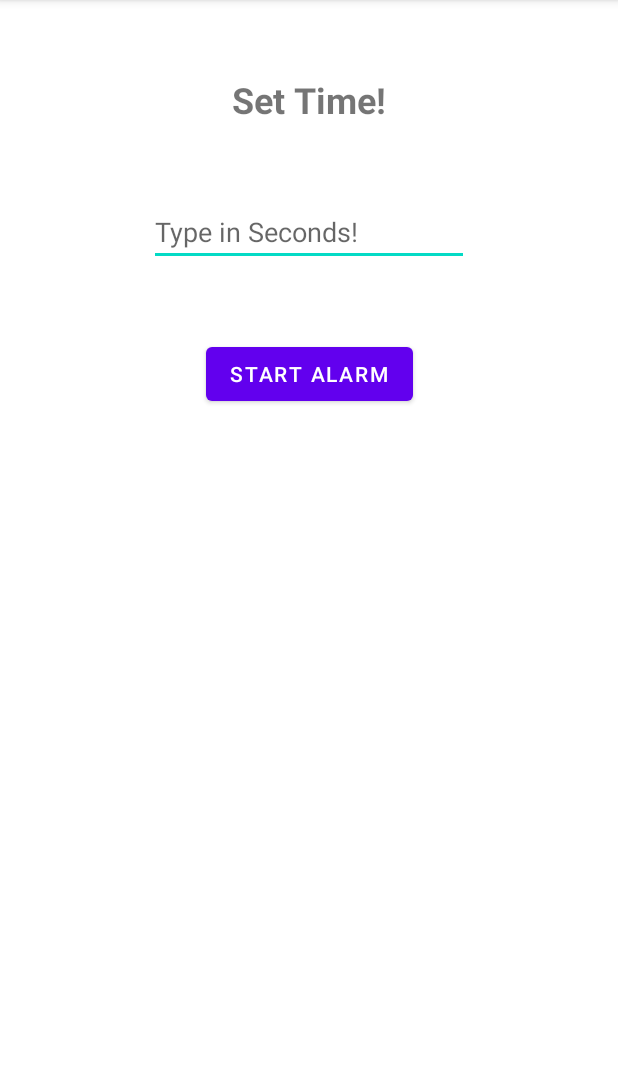
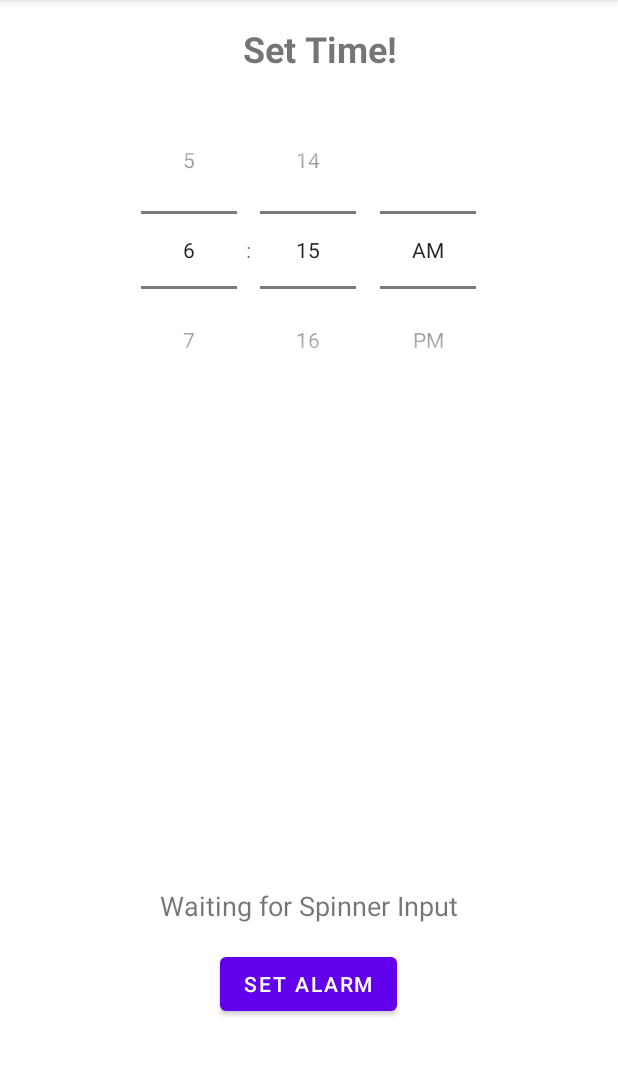
Before and after one commit to lune856/AlarmAppBasic_1, an Android app: the screen it shows after launch (MainActivity), on a phone screen of 412 x 824 dp, the part 84-1160 px from its top. Run offline under Robolectric (Android 15) with nearby library versions, the phone set to English and light mode, and no system bars.

```diff
--- a/app/src/main/java/com/jjongman1/alarmapp1/MainActivity.kt
+++ b/app/src/main/java/com/jjongman1/alarmapp1/MainActivity.kt
@@ -1,4 +1,4 @@
-package com.jjongman1.alarmapp1
+package com.jjongman1.alarmapp1 //Version 0.02b
 
 import android.app.AlarmManager
 import android.app.PendingIntent
@@ -8,31 +8,102 @@ import androidx.appcompat.app.AppCompatActivity
 import android.os.Bundle
 import android.widget.Button
 import android.widget.EditText
+import android.widget.TextView
+import android.widget.TimePicker
+import java.util.*
 
 class MainActivity : AppCompatActivity()
 {
+    var hoursSelected: Int = 0
+    var minutesSelected : Int = 0
+    var secondsSelected : Int = 0
+    var myAlarmMgr: AlarmManager? = null
+    lateinit var myAlarmIntent : PendingIntent
+
+
+
+    val timePicker by lazy {findViewById<TimePicker>(R.id.id_TimePicker)  }
+    val tv_Display by lazy{findViewById<TextView>(R.id.id_Tv_Display)}
+    val btnSetAlarm by lazy {findViewById<Button>(R.id.id_Bt_SetAlarm) }
+
+
     override fun onCreate(savedInstanceState: Bundle?)
     {
         super.onCreate(savedInstanceState)
         setContentView(R.layout.activity_main)
-//Version 0.01
+
+        tv_Display.setText("Waiting for Spinner Input")
+
+        //getSystemService(): Return the handle to a system-level service by name.
+        myAlarmMgr = this.getSystemService(Context.ALARM_SERVICE) as AlarmManager
+        var myAlarmIntent : PendingIntent = Intent(applicationContext, MyBroadCastReceiver::class.java).let { myIntentYo ->
+            PendingIntent.getBroadcast(this, 812, myIntentYo, 0)
+            //.let 은 결과값을 return 함! (apply 는 기존 객체 값을 리턴!)
+            // '0' 값: 만약 현재 제공된 parameter 와 일치하는 PendingIntent 가 없다면, 새로운 PI 를 만들고 return 해.
+            // 만약 현재 제공된 parameter 와 일치하는 PendingIntent 가 있다면, 원래 있는(existing) PI 를 return 해.
+        }
 
 
-        val etSecondInput = findViewById<EditText>(R.id.et_InputSeconds)
-        val btnSetAlarm = findViewById<Button>(R.id.bt_SetAlarm)
-        btnSetAlarm.setOnClickListener {
-            var secondInput: Int = etSecondInput.text.toString().toInt()
-            var myIntent = Intent(applicationContext, MyBroadCastReceiver::class.java) //where we want to go
 
-//PendingIntent.getBroadcast() : Retrieve a PendingIntent that will perform a broadcast, like calling Context
-//PendingIntent 란: Future Intent 인것임. "getBroadcast() 가 반환하는 객체를 다른 응용 프로그램으로 전달!"
-// 만약 여기서 getBroadcast 대신 getActivity 를 하면 바로  Activity 로 이동하게 됨. 즉 시간/요일 기다린 후 처리가 안됨.
-// getBroadcast 를 사용하여 알람이 울릴 시간에 브로드캐스트 리시버(MyBroadCastReceiver.kt) 로 보낸다음 거기서 처리해줌.
-            val myPendingIntent: PendingIntent = PendingIntent.getBroadcast(applicationContext, 812, myIntent, PendingIntent.FLAG_ONE_SHOT)
+    // Spinner 입력 시 호출됨.
+        timePicker.setOnTimeChangedListener { view, hourOfDay, minute ->
+            displaySpinner()
+        }
 
-            val alarmManager: AlarmManager = getSystemService(Context.ALARM_SERVICE) as AlarmManager
-            alarmManager.set(AlarmManager.RTC_WAKEUP,
-                    System.currentTimeMillis() + secondInput*1000, myPendingIntent)
+    // Set Alarm Button v2 (13:25 분에 울리고/ repeat once a day)
+    btnSetAlarm.setOnClickListener {
+
+        // 1. Set the alarm to start at Chosen Time .apply { 이 안의 function 을 적용}
+        val myCalendar : Calendar = Calendar.getInstance().apply {
+            timeInMillis = System.currentTimeMillis() // int 로 바꾸기 위해 이걸 쓰는듯. January 1, 1970 UTC 자정 기준으로부터 현재까지의 시간(milliseconds) (시간은 60sec = 1초고 이러니깐 계산 어려워서)
+            set(Calendar.HOUR_OF_DAY, hoursSelected) // = this.set(xxx) = myCalendar.set(xx)
+            set(Calendar.MINUTE, minutesSelected)
+            // TODO: also check setWeekDate
+        }
+        // 2. Set repeating 2분마다 반복!
+        myAlarmMgr?.setRepeating(
+                AlarmManager.RTC_WAKEUP,
+                myCalendar.timeInMillis, // 작동 시작 시점?
+                1000 * 60 * 2, // interval
+                myAlarmIntent
+        )
+    }
+
+
+    // Set Alarm Button v1 (Timer)
+//        btnSetAlarm.setOnClickListener {
+//            //var secondInput: Int = etSecondInput.text.toString().toInt()
+//            var myIntent = Intent(applicationContext, MyBroadCastReceiver::class.java) //where we want to go
+//
+////PendingIntent.getBroadcast() : Retrieve a PendingIntent that will perform a broadcast, like calling Context
+////PendingIntent 란: Future Intent 인것임. "getBroadcast() 가 반환하는 객체를 다른 응용 프로그램으로 전달!"
+//// 만약 여기서 getBroadcast 대신 getActivity 를 하면 바로  Activity 로 이동하게 됨. 즉 시간/요일 기다린 후 처리가 안됨.
+//// getBroadcast 를 사용하여 알람이 울릴 시간에 브로드캐스트 리시버(MyBroadCastReceiver.kt) 로 보낸다음 거기서 처리해줌.
+
+    //            val myPendingIntent: PendingIntent = PendingIntent.getBroadcast(applicationContext, 812, myIntent, PendingIntent.FLAG_ONE_SHOT)
+//
+//            val alarmManager: AlarmManager = getSystemService(Context.ALARM_SERVICE) as AlarmManager
+//            alarmManager.set(AlarmManager.RTC_WAKEUP,
+//                    System.currentTimeMillis() + secondInput*1000, myPendingIntent)
+//
+//            //TODO: 초기 laungching 했을 때 이전 선택값으로 화면에 띄우기 (오준석-BMI app or https://webnautes.tistory.com/1365 참고)
+//
+//        }
+    }
+    fun displaySpinner()
+    {
+        timePicker.setOnTimeChangedListener { view, hourOfDay, minute ->
+            hoursSelected = hourOfDay
+            minutesSelected = minute
+
+            //Text 로 세팅된 시간 표시 (AM PM 표기 포함)
+            when(hoursSelected) {
+                in 1..11 -> tv_Display.setText("Alarm set at ${hoursSelected.toString()}:${minutesSelected.toString()} AM")
+                12 -> tv_Display.setText("Alarm set at 12: ${minutesSelected.toString()} PM")
+                in 13..23 -> tv_Display.setText("Alarm set at ${(hoursSelected-12).toString()}:${minutesSelected.toString()} PM")
+                0 -> tv_Display.setText("Alarm set at 00: ${minutesSelected.toString()} AM")
+            }
         }
     }
+
 }
--- a/app/src/main/res/layout/activity_alarm_on.xml
+++ b/app/src/main/res/layout/activity_alarm_on.xml
@@ -23,7 +23,7 @@
         android:layout_width="wrap_content"
         android:layout_height="wrap_content"
         android:layout_marginTop="60dp"
-        android:text="Stop the MUZIC!"
+        android:text="Stop Muzic and Cancel Alarm"
         app:layout_constraintEnd_toEndOf="@+id/textView"
         app:layout_constraintStart_toStartOf="@+id/textView"
         app:layout_constraintTop_toBottomOf="@+id/textView" />
--- a/app/src/main/res/layout/activity_main.xml
+++ b/app/src/main/res/layout/activity_main.xml
@@ -6,38 +6,51 @@
     android:layout_height="match_parent"
     tools:context=".MainActivity">
 
+
     <TextView
         android:id="@+id/tv_setTime"
         android:layout_width="wrap_content"
         android:layout_height="wrap_content"
-        android:layout_marginTop="50dp"
+        android:layout_marginTop="16dp"
         android:text="Set Time!"
         android:textSize="24sp"
         android:textStyle="bold"
         app:layout_constraintEnd_toEndOf="parent"
+        app:layout_constraintHorizontal_bias="0.524"
         app:layout_constraintStart_toStartOf="parent"
         app:layout_constraintTop_toTopOf="parent" />
 
-    <EditText
-        android:id="@+id/et_InputSeconds"
+    <TimePicker
+        android:id="@+id/id_TimePicker"
         android:layout_width="wrap_content"
         android:layout_height="wrap_content"
-        android:layout_marginTop="49dp"
-        android:ems="10"
-        android:hint="Type in Seconds!"
-        android:inputType="number"
+        android:layout_marginTop="12dp"
+        android:timePickerMode="spinner"
         app:layout_constraintEnd_toEndOf="parent"
+        app:layout_constraintHorizontal_bias="0.496"
         app:layout_constraintStart_toStartOf="parent"
-        app:layout_constraintTop_toBottomOf="@+id/tv_setTime" />
+        app:layout_constraintTop_toBottomOf="@+id/tv_setTime"></TimePicker>
 
     <Button
-        android:id="@+id/bt_SetAlarm"
+        android:id="@+id/id_Bt_SetAlarm"
         android:layout_width="wrap_content"
         android:layout_height="wrap_content"
-        android:layout_marginTop="48dp"
-        android:text="START ALARM"
+        android:layout_marginBottom="88dp"
+        android:text="SET ALARM"
+        app:layout_constraintBottom_toBottomOf="parent"
         app:layout_constraintEnd_toEndOf="parent"
-        app:layout_constraintStart_toStartOf="parent"
-        app:layout_constraintTop_toBottomOf="@+id/et_InputSeconds" />
+        app:layout_constraintHorizontal_bias="0.498"
+        app:layout_constraintStart_toStartOf="parent" />
+
+    <TextView
+        android:id="@+id/id_Tv_Display"
+        android:layout_width="wrap_content"
+        android:layout_height="wrap_content"
+        android:layout_marginBottom="16dp"
+        android:text="설정된 시간 표기"
+        android:textSize="18sp"
+        app:layout_constraintBottom_toTopOf="@+id/id_Bt_SetAlarm"
+        app:layout_constraintEnd_toEndOf="@+id/id_Bt_SetAlarm"
+        app:layout_constraintStart_toStartOf="@+id/id_Bt_SetAlarm" />
 
 </androidx.constraintlayout.widget.ConstraintLayout>
```
Also changed, not shown: app/src/main/java/com/jjongman1/alarmapp1/AlarmOnActivity.kt (+11 -0 lines).
